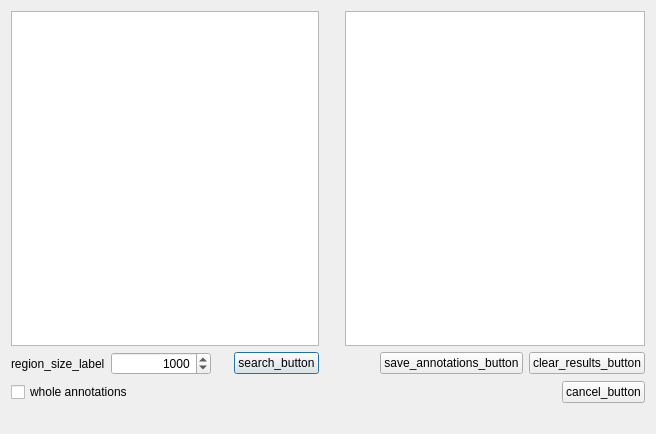
This is src/plugins/annotator/src/ui/FindAnnotationCollocationsDialog.ui in dualword/ugene-qt4 as Qt 5 draws it before an edit. The edited form follows.
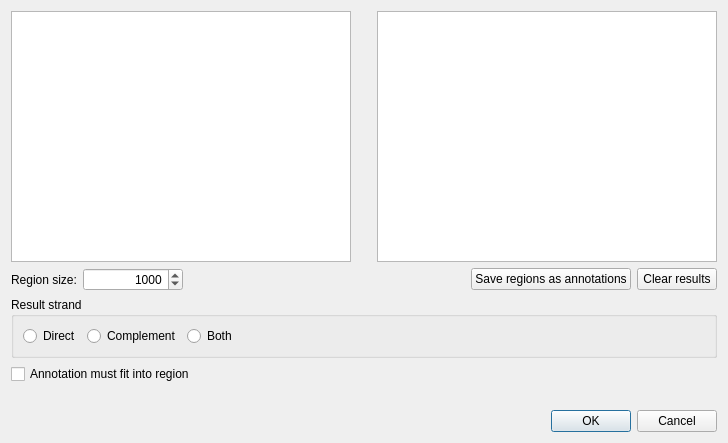
This is the edited form.

The edit to the form file:
```diff
--- a/src/plugins/annotator/src/ui/FindAnnotationCollocationsDialog.ui
+++ b/src/plugins/annotator/src/ui/FindAnnotationCollocationsDialog.ui
@@ -1,27 +1,40 @@
 <ui version="4.0" >
  <class>FindAnnotationCollocationsDialog</class>
- <widget class="QDialog" name="FindAnnotationCollocationsDialog" >
-  <property name="geometry" >
+ <widget class="QDialog" name="FindAnnotationCollocationsDialog">
+  <property name="geometry">
    <rect>
     <x>0</x>
     <y>0</y>
-    <width>656</width>
-    <height>434</height>
+    <width>728</width>
+    <height>443</height>
    </rect>
   </property>
-  <property name="windowTitle" >
-   <string>dialog_tittle</string>
+  <property name="minimumSize">
+   <size>
+    <width>670</width>
+    <height>443</height>
+   </size>
   </property>
-  <layout class="QVBoxLayout" name="verticalLayout_3" >
+  <property name="windowTitle">
+   <string>Find Groups of Annotated Regions</string>
+  </property>
+  <layout class="QVBoxLayout" name="verticalLayout">
+   <property name="sizeConstraint">
+    <enum>QLayout::SetMinAndMaxSize</enum>
+   </property>
    <item>
-    <layout class="QVBoxLayout" name="verticalLayout_2" >
-     <item>
-      <layout class="QVBoxLayout" name="verticalLayout" >
-       <item>
-        <layout class="QGridLayout" name="gridLayout" >
-         <item row="0" column="0" >
-          <widget class="QTreeWidget" name="annotationsTree" >
-           <property name="minimumSize" >
+    <layout class="QGridLayout" name="gridLayout_2">
+     <property name="sizeConstraint">
+      <enum>QLayout::SetMinAndMaxSize</enum>
+     </property>
+     <item row="0" column="0">
+      <layout class="QGridLayout" name="gridLayout">
+       <property name="sizeConstraint">
+        <enum>QLayout::SetMinAndMaxSize</enum>
+       </property>
+       <item row="0" column="0">
+        <widget class="QTreeWidget" name="annotationsTree">
+         <property name="minimumSize">
             <size>
              <width>300</width>
              <height>0</height>
@@ -77,9 +90,9 @@
          <item row="1" column="0" >
           <layout class="QHBoxLayout" name="horizontalLayout" >
            <item>
-            <widget class="QLabel" name="label" >
-             <property name="text" >
-              <string>region_size_label</string>
+          <widget class="QLabel" name="label">
+           <property name="text">
+            <string>Region size:</string>
              </property>
             </widget>
            </item>
@@ -118,41 +131,37 @@
              </property>
             </spacer>
            </item>
-           <item>
-            <widget class="QPushButton" name="searchButton" >
-             <property name="text" >
-              <string>search_button</string>
-             </property>
-            </widget>
-           </item>
-          </layout>
-         </item>
-         <item row="1" column="2" >
-          <layout class="QHBoxLayout" name="horizontalLayout_2" >
+        </layout>
+       </item>
+       <item row="1" column="2">
+        <layout class="QHBoxLayout" name="horizontalLayout_2">
+         <property name="sizeConstraint">
+          <enum>QLayout::SetMinAndMaxSize</enum>
+         </property>
            <item>
             <spacer name="horizontalSpacer" >
              <property name="orientation" >
               <enum>Qt::Horizontal</enum>
              </property>
-             <property name="sizeHint" stdset="0" >
+           <property name="sizeHint" stdset="0">
               <size>
-               <width>40</width>
+             <width>0</width>
                <height>20</height>
               </size>
              </property>
             </spacer>
            </item>
            <item>
-            <widget class="QPushButton" name="saveResultsButton" >
-             <property name="text" >
-              <string>save_annotations_button</string>
+          <widget class="QPushButton" name="saveResultsButton">
+           <property name="text">
+            <string>Save regions as annotations</string>
              </property>
             </widget>
            </item>
            <item>
-            <widget class="QPushButton" name="clearResultsButton" >
-             <property name="text" >
-              <string>clear_results_button</string>
+          <widget class="QPushButton" name="clearResultsButton">
+           <property name="text">
+            <string>Clear results</string>
              </property>
             </widget>
            </item>
@@ -160,42 +169,61 @@
          </item>
         </layout>
        </item>
+     <item row="1" column="0">
+      <widget class="QGroupBox" name="groupBox">
+       <property name="title">
+        <string>Result strand</string>
+       </property>
+       <layout class="QHBoxLayout" name="horizontalLayout_4">
        <item>
-        <layout class="QHBoxLayout" name="horizontalLayout_3" >
+         <widget class="QRadioButton" name="rbDirect">
+          <property name="text">
+           <string>Direct</string>
+          </property>
+         </widget>
+        </item>
          <item>
-          <widget class="QCheckBox" name="wholeAnnotationsBox" >
-           <property name="text" >
-            <string>whole annotations</string>
+         <widget class="QRadioButton" name="rbComplement">
+          <property name="text">
+           <string>Complement</string>
            </property>
           </widget>
          </item>
          <item>
-          <spacer name="horizontalSpacer_4" >
-           <property name="orientation" >
+         <widget class="QRadioButton" name="rbBoth">
+          <property name="text">
+           <string>Both</string>
+          </property>
+         </widget>
+        </item>
+        <item>
+         <spacer name="horizontalSpacer_4">
+          <property name="orientation">
             <enum>Qt::Horizontal</enum>
            </property>
-           <property name="sizeHint" stdset="0" >
+          <property name="sizeHint" stdset="0">
             <size>
-             <width>228</width>
+            <width>40</width>
              <height>20</height>
             </size>
            </property>
           </spacer>
          </item>
-         <item>
-          <widget class="QPushButton" name="cancelButton" >
-           <property name="text" >
-            <string>cancel_button</string>
+       </layout>
+      </widget>
+     </item>
+     <item row="2" column="0">
+      <widget class="QCheckBox" name="wholeAnnotationsBox">
+       <property name="text">
+        <string>Annotation must fit into region</string>
            </property>
           </widget>
          </item>
         </layout>
        </item>
-      </layout>
-     </item>
      <item>
-      <widget class="QLabel" name="statusBar" >
-       <property name="minimumSize" >
+    <widget class="QLabel" name="statusBar">
+     <property name="minimumSize">
         <size>
          <width>100</width>
          <height>0</height>
@@ -206,7 +234,12 @@
        </property>
       </widget>
      </item>
-    </layout>
+   <item>
+    <widget class="QDialogButtonBox" name="buttonBox">
+     <property name="standardButtons">
+      <set>QDialogButtonBox::Cancel|QDialogButtonBox::Ok</set>
+     </property>
+    </widget>
    </item>
   </layout>
  </widget>
```
Left out of the diff: 57 changed lines with no effect on the pictures. Lines whose indentation alone changed are shown as unchanged.
